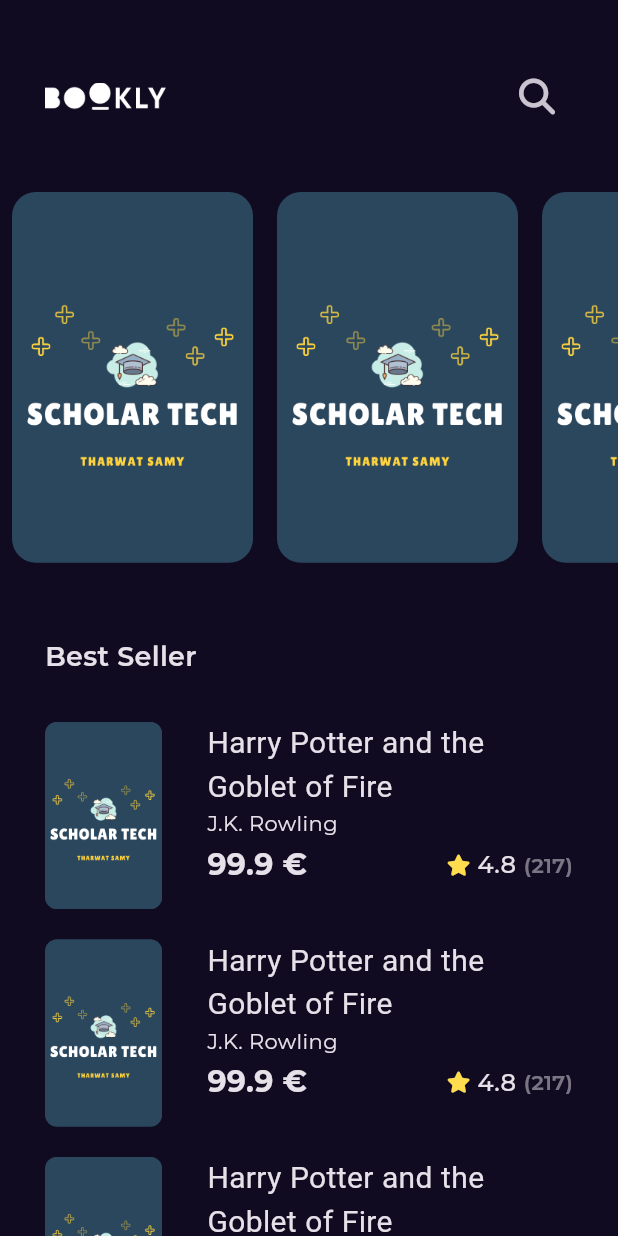
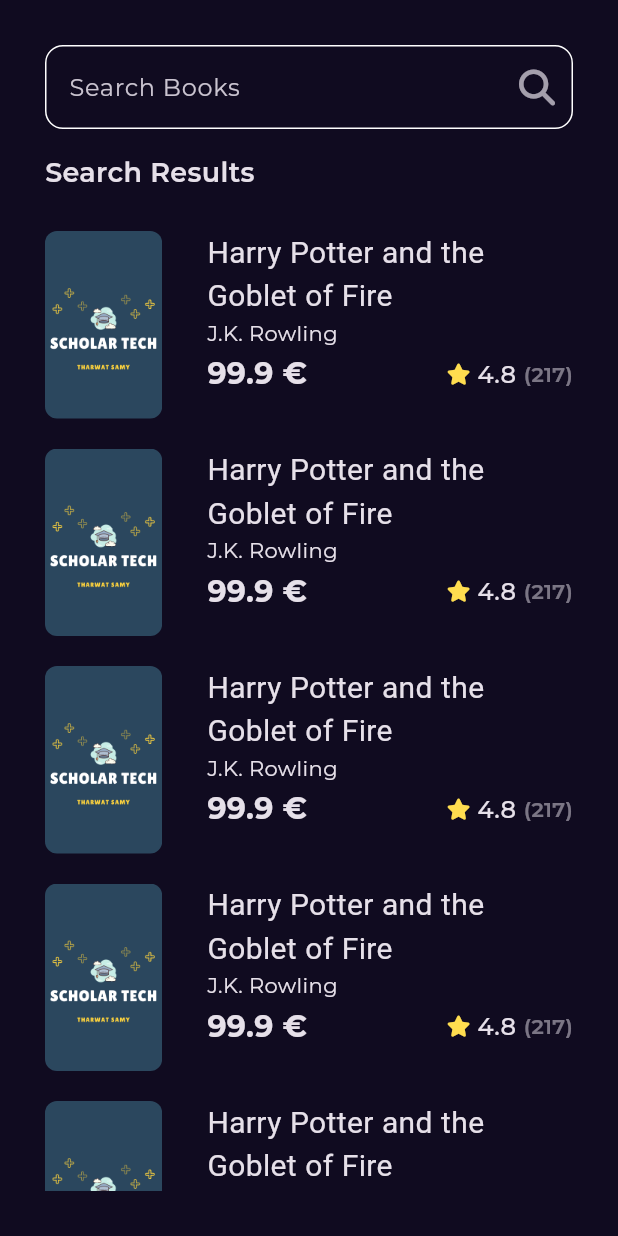
Before and after one commit to MohamedJamaal/EBook-App, a Flutter app: the screen it shows after launch, after a tap on an icon or button, on a phone screen of 412 x 824 dp. Run offline on Flutter 3.47's test engine with Material 3 defaults, Android fonts, the phone set to English and light mode, and no system bars; our stand-ins replace font_awesome_flutter, go_router, google_fonts.

Commit message:
add search view page

```diff
--- a/lib/core/utils/app_router.dart
+++ b/lib/core/utils/app_router.dart
@@ -1,11 +1,13 @@
 import 'package:ebookapp/features/home/presentation/views/book_details_view.dart';
 import 'package:ebookapp/features/home/presentation/views/home_view.dart';
+import 'package:ebookapp/features/search/presentation/views/search_views.dart';
 import 'package:ebookapp/features/splash/presentation/views/splash_view.dart';
 import 'package:go_router/go_router.dart';
 
 abstract class AppRouter {
   static const KHomeView = '/homeView';
   static const KBookDetailsView = '/bookDetailsView';
+  static const KSearchView = '/searchView';
 
   static final router = GoRouter(routes: [
     GoRoute(
@@ -20,5 +22,9 @@ abstract class AppRouter {
       path: KBookDetailsView,
       builder: (context, state) => const BookDetailsView(),
     ),
+    GoRoute(
+      path: KSearchView,
+      builder: (context, state) => const SearchView(),
+    ),
   ]);
 }
--- a/lib/features/home/presentation/views/widgets/best_seller_list_view.dart
+++ b/lib/features/home/presentation/views/widgets/best_seller_list_view.dart
@@ -15,7 +15,7 @@ class BestSellerListView extends StatelessWidget {
       itemBuilder: (context, index) {
         return const Padding(
           padding: EdgeInsets.symmetric(vertical: 10.0),
-          child: BestSellerListViewItem(),
+          child: BookListViewItem(),
         );
       },
     );
--- a/lib/features/home/presentation/views/widgets/best_seller_list_view_item.dart
+++ b/lib/features/home/presentation/views/widgets/best_seller_list_view_item.dart
@@ -6,8 +6,8 @@ import 'package:ebookapp/features/home/presentation/views/widgets/book_rating.da
 import 'package:flutter/material.dart';
 import 'package:go_router/go_router.dart';
 
-class BestSellerListViewItem extends StatelessWidget {
-  const BestSellerListViewItem({super.key});
+class BookListViewItem extends StatelessWidget {
+  const BookListViewItem({super.key});
 
   @override
   Widget build(BuildContext context) {
--- a/lib/features/home/presentation/views/widgets/custom_app_bar.dart
+++ b/lib/features/home/presentation/views/widgets/custom_app_bar.dart
@@ -1,6 +1,8 @@
+import 'package:ebookapp/core/utils/app_router.dart';
 import 'package:flutter/material.dart';
 import 'package:font_awesome_flutter/font_awesome_flutter.dart';
 import 'package:ebookapp/core/utils/assets.dart';
+import 'package:go_router/go_router.dart';
 
 class CustomAppBar extends StatelessWidget {
   const CustomAppBar({super.key});
@@ -17,7 +19,9 @@ class CustomAppBar extends StatelessWidget {
           ),
           const Spacer(),
           IconButton(
-              onPressed: () {},
+              onPressed: () {
+                GoRouter.of(context).push(AppRouter.KSearchView);
+              },
               icon: const Icon(
                 FontAwesomeIcons.magnifyingGlass,
                 size: 24,
--- /dev/null
+++ b/lib/features/search/presentation/views/search_views.dart
@@ -0,0 +1,16 @@
+import 'package:flutter/material.dart';
+
+import 'widgets/search_view_body.dart';
+
+class SearchView extends StatelessWidget {
+  const SearchView({super.key});
+
+  @override
+  Widget build(BuildContext context) {
+    return const Scaffold(
+      body: SafeArea(
+        child: SearchViewBody(),
+      ),
+    );
+  }
+}
--- /dev/null
+++ b/lib/features/search/presentation/views/widgets/custom_search_text_field.dart
@@ -0,0 +1,36 @@
+import 'package:flutter/material.dart';
+import 'package:font_awesome_flutter/font_awesome_flutter.dart';
+
+class CustomSearchTextField extends StatelessWidget {
+  const CustomSearchTextField({super.key});
+
+  @override
+  Widget build(BuildContext context) {
+    return TextField(
+      decoration: InputDecoration(
+        enabledBorder: buildOutlineInputBorder(),
+        focusedBorder: buildOutlineInputBorder(),
+        hintText: 'Search Books',
+        suffixIcon: IconButton(
+          onPressed: () {},
+          icon: const Opacity(
+            opacity: 0.8,
+            child: Icon(
+              FontAwesomeIcons.magnifyingGlass,
+              size: 24,
+            ),
+          ),
+        ),
+      ),
+    );
+  }
+
+  OutlineInputBorder buildOutlineInputBorder() {
+    return OutlineInputBorder(
+      borderSide: const BorderSide(
+        color: Colors.white,
+      ),
+      borderRadius: BorderRadius.circular(12),
+    );
+  }
+}
--- /dev/null
+++ b/lib/features/search/presentation/views/widgets/search_view_body.dart
@@ -0,0 +1,55 @@
+import 'package:ebookapp/core/utils/styles.dart';
+import 'package:ebookapp/features/home/presentation/views/widgets/best_seller_list_view_item.dart';
+import 'package:ebookapp/features/search/presentation/views/widgets/custom_search_text_field.dart';
+import 'package:flutter/material.dart';
+
+class SearchViewBody extends StatelessWidget {
+  const SearchViewBody({super.key});
+
+  @override
+  Widget build(BuildContext context) {
+    return const Padding(
+      padding: EdgeInsets.symmetric(
+        horizontal: 30,
+        vertical: 30,
+      ),
+      child: Column(
+        crossAxisAlignment: CrossAxisAlignment.start,
+        children: [
+          CustomSearchTextField(),
+          SizedBox(
+            height: 16,
+          ),
+          Text(
+            'Search Results',
+            style: Styles.textStyle18,
+          ),
+          SizedBox(
+            height: 16,
+          ),
+          Expanded(
+            child: SearchResultLisView(),
+          ),
+        ],
+      ),
+    );
+  }
+}
+
+class SearchResultLisView extends StatelessWidget {
+  const SearchResultLisView({super.key});
+
+  @override
+  Widget build(BuildContext context) {
+    return ListView.builder(
+      padding: EdgeInsets.zero,
+      itemCount: 10,
+      itemBuilder: (context, index) {
+        return const Padding(
+          padding: EdgeInsets.symmetric(vertical: 10),
+          child: BookListViewItem(),
+        );
+      },
+    );
+  }
+}
```
